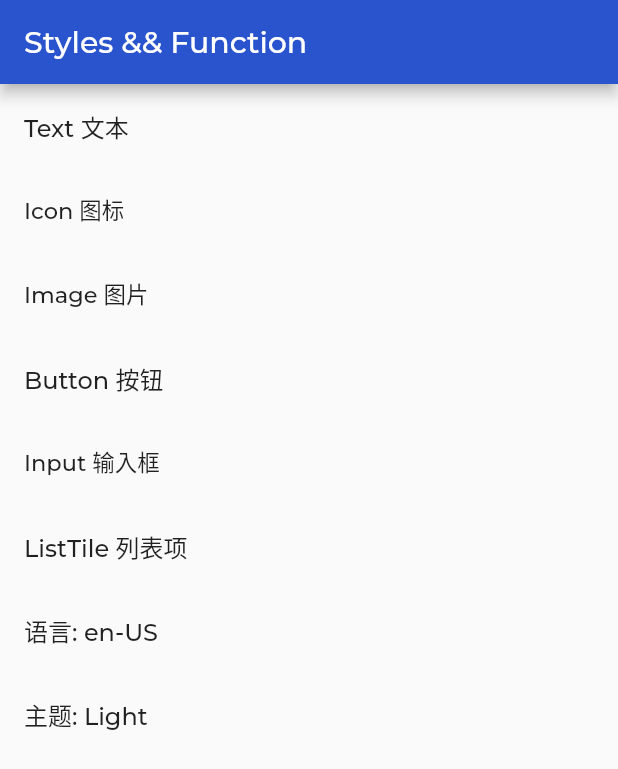
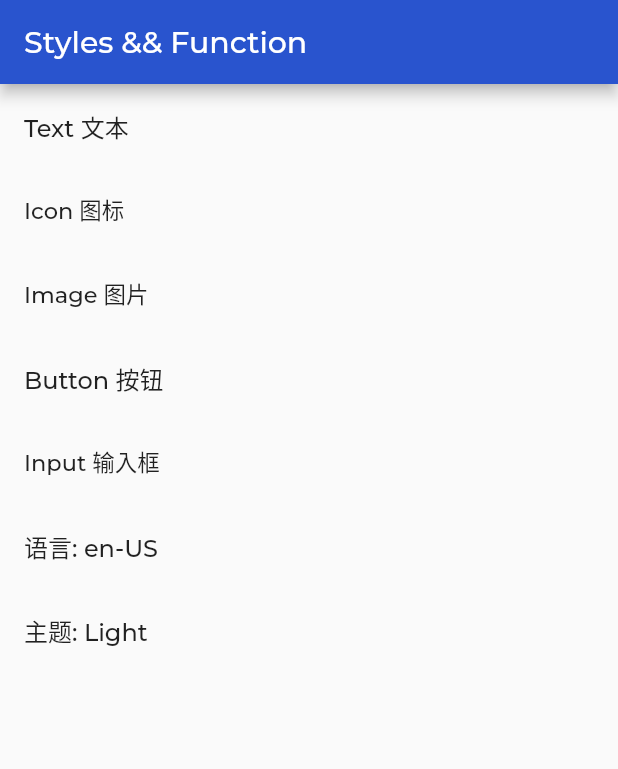
Before and after one commit to nianqinxinwu/flutter_woo_commerce_getx_learn, a Flutter app: the screen it shows after launch, on a phone screen of 412 x 824 dp. Shown: the top 769 px of the screen. Run offline on Flutter 3.47's test engine with Material 3 defaults, Android fonts, the phone set to English and light mode, and no system bars; our stand-ins replace badges, dio, extended_image, flutter_svg, get, package_info_plus and 1 more; project files that could hold a hidden picture were left out.

```diff
--- /dev/null
+++ b/flutter_woo_commerce_getx_learn/flutter_woo_commerce_getx_learn/dartdoc_options.yaml
@@ -0,0 +1,2 @@
+dartdoc:
+  nodoc: ["lib/pages/**/*.dart"]
--- a/flutter_woo_commerce_getx_learn/flutter_woo_commerce_getx_learn/lib/pages/styles/styles_index/view.dart
+++ b/flutter_woo_commerce_getx_learn/flutter_woo_commerce_getx_learn/lib/pages/styles/styles_index/view.dart
@@ -45,14 +45,6 @@ class StylesIndexPage extends GetView<StylesIndexController> {
           onTap: () => Get.toNamed(RouteNames.stylesInputs),
           title: const TextWidget.body1("Input 输入框"),
         ),
-
-        // ListTile 列表项
-        ListTile(
-          onTap: () => Get.toNamed(RouteNames.stylesGroupList),
-          title: const Text(
-            "ListTile 列表项"
-          ),
-        ),
         // 多语言
         ListTile(
           onTap: controller.onLanguageSelected,
```
